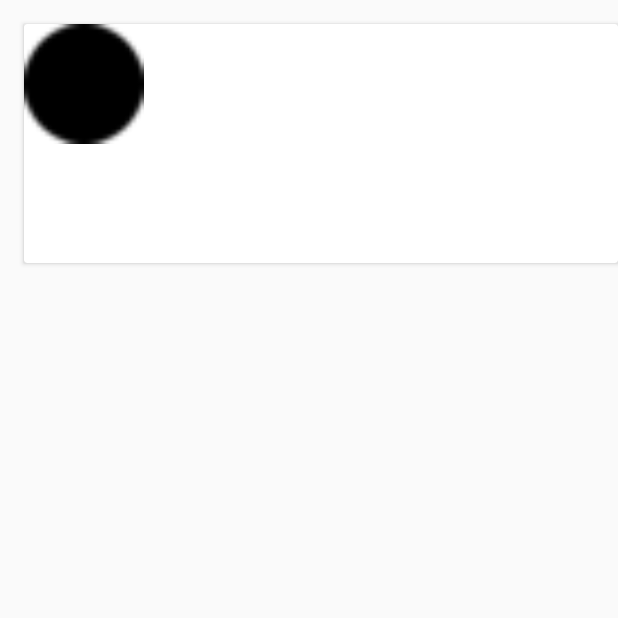
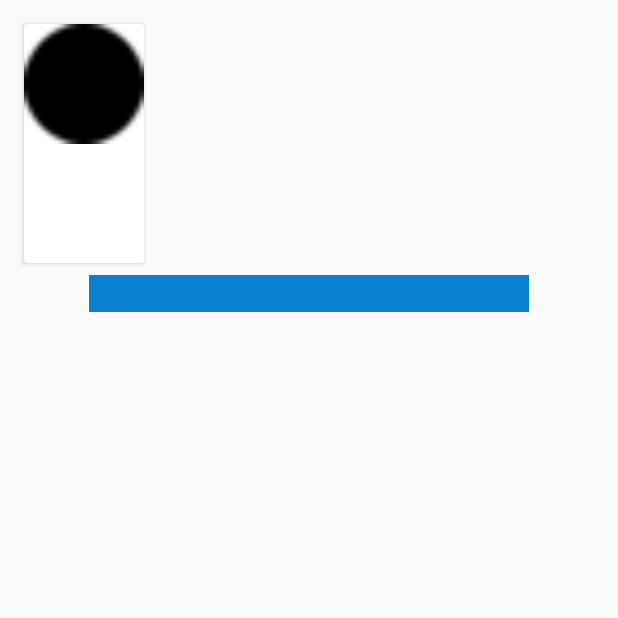
Before and after one commit to chhota89/BridgeLabzApp, an Android app: the ConstraintExample screen opened directly, with no data from a screen before it, on a phone screen of 412 x 824 dp, the top half of it. Run offline under Robolectric (Android 15) with nearby library versions, the light colour scheme and no system bars.

```diff
--- a/app/build.gradle
+++ b/app/build.gradle
@@ -41,8 +41,8 @@ dependencies {
     compile 'com.squareup.retrofit2:adapter-rxjava:2.+'
     compile 'com.kyleduo.switchbutton:library:1.4.1'
     compile 'com.android.support:cardview-v7:23.4.0'
-    compile 'com.android.support.constraint:constraint-layout:1.0.0-alpha3'
     compile 'com.android.support:support-v4:23.4.0'
     compile 'com.android.volley:volley:1.0.0'
     testCompile 'junit:junit:4.12'
+    compile 'com.android.support.constraint:constraint-layout:1.0.0-alpha4'
 }
--- a/app/src/main/java/com/bridgelabz/app/activity/ConstraintExample.java
+++ b/app/src/main/java/com/bridgelabz/app/activity/ConstraintExample.java
@@ -2,6 +2,11 @@ package com.bridgelabz.app.activity;
 
 import android.os.Bundle;
 import android.support.v7.app.AppCompatActivity;
+import android.view.KeyEvent;
+import android.view.inputmethod.EditorInfo;
+import android.widget.EditText;
+import android.widget.TextView;
+import android.widget.Toast;
 
 import com.bridgelabz.app.R;
 
@@ -10,11 +15,40 @@ import com.bridgelabz.app.R;
  */
 
 public class ConstraintExample extends AppCompatActivity {
-
+    EditText editText;
     @Override
     protected void onCreate(Bundle savedInstanceState) {
         super.onCreate(savedInstanceState);
         setContentView(R.layout.practice);
 
+        editText= (EditText) findViewById(R.id.editText);
+       /* editText.addTextChangedListener(new TextWatcher() {
+            @Override
+            public void beforeTextChanged(CharSequence s, int start, int count, int after) {
+                if (s == EditorInfo.IME_ACTION_SEND){
+                    Toast.makeText(ConstraintExample.this,"Send button clicked",Toast.LENGTH_LONG).show();
+                }
+            }
+
+            @Override
+            public void onTextChanged(CharSequence s, int start, int before, int count) {
+
+            }
+
+            @Override
+            public void afterTextChanged(Editable s) {
+
+            }
+        });*/
+        editText.setOnEditorActionListener(new TextView.OnEditorActionListener() {
+            @Override
+            public boolean onEditorAction(TextView v, int actionId, KeyEvent event) {
+                if (actionId == EditorInfo.IME_ACTION_SEND){
+                    Toast.makeText(ConstraintExample.this,"Send button clicked",Toast.LENGTH_LONG).show();
+                    return true;
+                }
+                return false;
+            }
+        });
     }
 }
--- a/app/src/main/java/com/bridgelabz/app/fragment/ButtonFragment.java
+++ b/app/src/main/java/com/bridgelabz/app/fragment/ButtonFragment.java
@@ -16,11 +16,11 @@ import android.widget.PopupMenu;
 import android.widget.Toast;
 
 import com.bridgelabz.app.R;
+import com.bridgelabz.app.activity.AndroidMaterialDesign;
 import com.bridgelabz.app.activity.CameraActivity;
 import com.bridgelabz.app.activity.FragmentDemo;
 import com.bridgelabz.app.activity.MusicPlayer;
 import com.bridgelabz.app.activity.VedioActivity;
-import com.bridgelabz.app.activity.VolleyFeedActivity;
 import com.bridgelabz.app.reciver.AlaramBroadcastReciver;
 
 /**
@@ -135,7 +135,7 @@ public class ButtonFragment extends Fragment {
         volleyFeed.setOnClickListener(new View.OnClickListener() {
             @Override
             public void onClick(View v) {
-                startActivity(new Intent(view.getContext(), VolleyFeedActivity.class));
+                startActivity(new Intent(view.getContext(), AndroidMaterialDesign.class));
             }
         });
         return view;
--- a/app/src/main/res/layout/activity_android_material_design.xml
+++ b/app/src/main/res/layout/activity_android_material_design.xml
@@ -26,7 +26,7 @@
         android:id="@+id/android_fragment_navigation_drawer"
         android:layout_width="@dimen/nave_drawer_width"
         android:layout_height="match_parent"
-        class="com.bridgelabz.app.fragment.NavigationFragmentDrawer"
+        android:name="com.bridgelabz.app.fragment.NavigationFragmentDrawer"
         android:gravity="start"
         app:layout="@layout/fragment_navigation_drawer"
         tools:layout="@layout/fragment_navigation_drawer"/>
--- a/app/src/main/res/layout/practice.xml
+++ b/app/src/main/res/layout/practice.xml
@@ -8,8 +8,9 @@
     android:id="@+id/constraintLayout2">
 
     <android.support.v7.widget.CardView
-        android:layout_width="match_parent"
+        android:layout_width="0dp"
         android:layout_height="159dp"
+        android:id="@+id/cardView"
         app:layout_constraintLeft_toLeftOf="@+id/constraintLayout2"
         android:layout_marginLeft="16dp"
         android:layout_marginStart="16dp"
@@ -24,4 +25,20 @@
             tools:layout_editor_absoluteX="0dp"
             tools:layout_editor_absoluteY="0dp" />
     </android.support.v7.widget.CardView>
+
+    <EditText
+        android:background="@color/link"
+        android:id="@+id/editText"
+        android:imeOptions="actionSend"
+        android:inputType="text"
+        android:layout_width="293dp"
+        android:layout_height="wrap_content"
+        app:layout_constraintLeft_toLeftOf="@+id/constraintLayout2"
+        android:layout_marginLeft="16dp"
+        android:layout_marginStart="16dp"
+        app:layout_constraintTop_toBottomOf="@+id/cardView"
+        android:layout_marginTop="8dp"
+        app:layout_constraintRight_toRightOf="@+id/constraintLayout2"
+        android:layout_marginRight="16dp"
+        android:layout_marginEnd="16dp" />
 </android.support.constraint.ConstraintLayout>
```
Also changed, not shown: app/src/main/AndroidManifest.xml (+9 -1 lines), app/src/main/java/com/bridgelabz/app/database/RealmController.java (deleted, +0 -8 lines).
